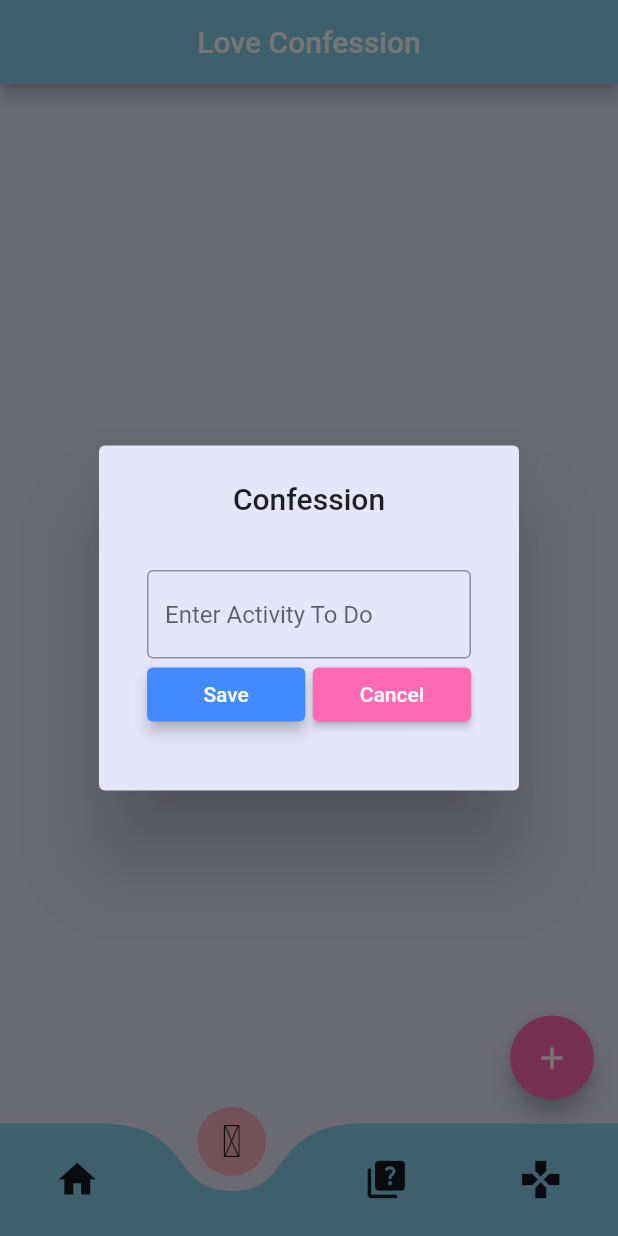
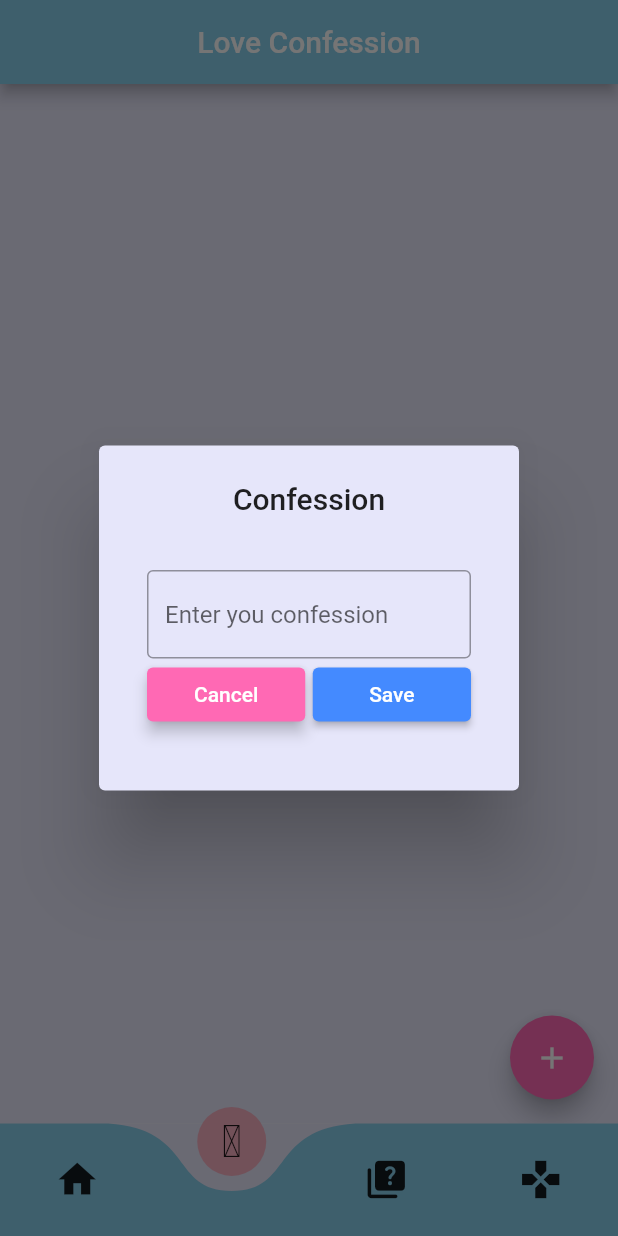
Before and after one commit to HazmiHazim/hash-heartstrings, a Flutter app: the screen it shows after launch, item 2 of the bottom bar chosen, after a tap on the "add" icon, on a phone screen of 412 x 824 dp. Run offline on Flutter 3.47's test engine with Material 2 defaults, Android fonts, the phone set to English and light mode, and no system bars; drawn by our look-alikes of curved_navigation_bar; our stand-ins replace animated_text_kit, cloud_firestore, eva_icons_flutter, firebase_core, liquid_progress_indicator, shared_preferences; missing offline and left inert: flame_audio; accounts and stored records are empty.

Commit message:
Update V2

```diff
--- a/lib/View/DatePlannerInterface/DatePlannerInterface.dart
+++ b/lib/View/DatePlannerInterface/DatePlannerInterface.dart
@@ -70,10 +70,23 @@ class _DatePlannerInterfaceState extends State<DatePlannerInterface> {
                               controller: _textController,
                               decoration: const InputDecoration(
                                   border: OutlineInputBorder(),
-                                  hintText: 'Enter Activity To Do'
+                                  hintText: 'Enter you confession'
                               ),
                             ),
                             Row(children: [
+                              Expanded(
+                                child: ElevatedButton(
+                                  onPressed: () {
+                                    Navigator.pop(context);   // Close dialog box
+                                  },
+                                  autofocus: true,
+                                  style: ElevatedButton.styleFrom(primary: const Color(0xFFFF69B4)),
+                                  child: const Text('Cancel'),
+                                ),
+                              ),
+                              const SizedBox(
+                                width: 5,
+                              ),
                               Expanded(
                                 child: ElevatedButton(
                                   onPressed: () {
@@ -87,19 +100,6 @@ class _DatePlannerInterfaceState extends State<DatePlannerInterface> {
                                   autofocus: true,
                                   style: ElevatedButton.styleFrom(primary: Colors.blueAccent),
                                   child: const Text('Save'),
-                                ),
-                              ),
-                              const SizedBox(
-                                width: 5,
-                              ),
-                              Expanded(
-                                child: ElevatedButton(
-                                  onPressed: () {
-                                    Navigator.pop(context); //Close Dialog Box
-                                  },
-                                  autofocus: true,
-                                  style: ElevatedButton.styleFrom(primary: const Color(0xFFFF69B4)),
-                                  child: const Text('Cancel'),
                                 ),
                               )
                             ])
```
Also changed, not shown: lib/View/GameInterface/GameInterface.dart (+9 -24 lines).
